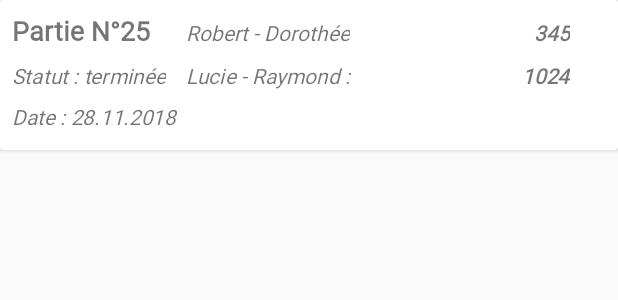
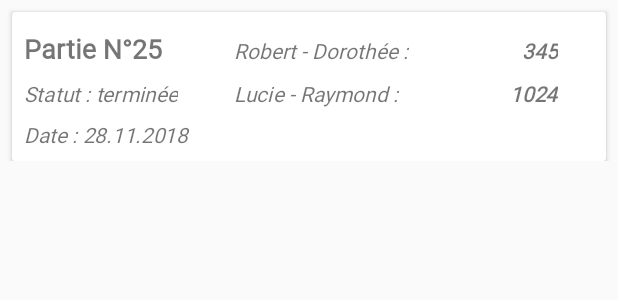
Before and after one commit to ticou973/beloteskor, an Android app: the layout list_item_parties.xml on its own in the app's theme, with its tools: preview values and no code run, on a phone screen of 412 x 824 dp. Shown: the top 300 px of the screen. Run offline under Robolectric (Android 15) with nearby library versions, the phone set to English and light mode, and no system bars.

Commit message:
fin des ui et logic des 2 fragments players et statistics - première version

```diff
--- a/app/src/main/java/com/skor/beloteskor/MainActivity.java
+++ b/app/src/main/java/com/skor/beloteskor/MainActivity.java
@@ -197,7 +197,9 @@
 
             case R.id.reset_db:
 
-                MainActivity.beloteSkorDb.joueurDao().deleteAll();
+                beloteSkorDb.joueurDao().deleteAll();
+                beloteSkorDb.partieDao().deleteAll();
+                beloteSkorDb.donneDao().deleteAll();
 
                 return true;
 
--- a/app/src/main/java/com/skor/beloteskor/Model_DB/MainDb/AppDatabase.java
+++ b/app/src/main/java/com/skor/beloteskor/Model_DB/MainDb/AppDatabase.java
@@ -11,15 +11,13 @@
  */
 
 
-@Database(entities ={Partie.class, Joueur.class, Equipe.class, Donne.class }, version = 4, exportSchema = false)
+@Database(entities ={Partie.class, Joueur.class, Equipe.class, Donne.class }, version = 5, exportSchema = false)
 @TypeConverters({Converters.class})
 
 public abstract class AppDatabase extends RoomDatabase {
-
 
     public abstract PartieDao partieDao();
     public abstract JoueurDao joueurDao();
     public abstract DonneDao donneDao();
     public abstract EquipeDao equipeDao();
-
 }
--- a/app/src/main/java/com/skor/beloteskor/Model_DB/MainDb/DonneDao.java
+++ b/app/src/main/java/com/skor/beloteskor/Model_DB/MainDb/DonneDao.java
@@ -38,4 +38,7 @@
     @Update
     void updateDonne(Donne donne);
 
+    @Query("DELETE FROM donne")
+    void deleteAll();
+
 }
--- a/app/src/main/java/com/skor/beloteskor/Model_DB/MainDb/Partie.java
+++ b/app/src/main/java/com/skor/beloteskor/Model_DB/MainDb/Partie.java
@@ -44,6 +44,8 @@
     @ColumnInfo(name="etat_partie")
     private boolean partieterminee;
 
+    /*@ColumnInfo(name = "timestamp_partie")
+    private String timeStampPartie;*/
 
 
     //Méthodes constructeurs
--- a/app/src/main/java/com/skor/beloteskor/Model_DB/MainDb/PartieDao.java
+++ b/app/src/main/java/com/skor/beloteskor/Model_DB/MainDb/PartieDao.java
@@ -33,7 +33,7 @@
     @Update
     void updatePartie(Partie partie);
 
-    /*@Query("SELECT * FROM partie WHERE nom_joueur1 IN (:nomJoueur)")
-    List<Partie> loadPartiesByJoueur(String nomJoueur);*/
+    @Query("DELETE FROM partie")
+    void deleteAll();
 
 }
--- a/app/src/main/java/com/skor/beloteskor/Players/PlayersFragment.java
+++ b/app/src/main/java/com/skor/beloteskor/Players/PlayersFragment.java
@@ -45,6 +45,7 @@
         this.context = context;
     }
 
+    //todo gérer le cas de départ "pas de joueurs"
     @Override
     public void onCreate(@Nullable Bundle savedInstanceState) {
         super.onCreate(savedInstanceState);
--- a/app/src/main/java/com/skor/beloteskor/Statistics/StatisticsFragment.java
+++ b/app/src/main/java/com/skor/beloteskor/Statistics/StatisticsFragment.java
@@ -53,7 +53,7 @@
 
     }
 
-
+//todo gérer le cas de départ "pas de parties
 
     @Override
     public View onCreateView(LayoutInflater inflater, ViewGroup container,
--- a/app/src/main/java/com/skor/beloteskor/Statistics/StatisticsViewHolder.java
+++ b/app/src/main/java/com/skor/beloteskor/Statistics/StatisticsViewHolder.java
@@ -40,7 +40,7 @@
 
     public void setTextEquipeB(String eqB){
 
-        equipeA.setText(eqB);
+        equipeB.setText(eqB);
     }
 
 
@@ -51,7 +51,7 @@
 
     public void setTextScoreEquipeB(String scEqB){
 
-        scoreEquipeA.setText(scEqB);
+        scoreEquipeB.setText(scEqB);
     }
 
     public void setTextDate(String datePartie){
--- a/app/src/main/res/layout/fragment_players.xml
+++ b/app/src/main/res/layout/fragment_players.xml
@@ -8,5 +8,6 @@
     <android.support.v7.widget.RecyclerView
         android:id="@+id/recyclerview_players"
         android:layout_width="match_parent"
-        android:layout_height="wrap_content" />
+        android:layout_height="wrap_content"
+        android:background="@color/colorGreyBackground" />
 </android.support.constraint.ConstraintLayout>
--- a/app/src/main/res/layout/fragment_statistics.xml
+++ b/app/src/main/res/layout/fragment_statistics.xml
@@ -9,5 +9,6 @@
     <android.support.v7.widget.RecyclerView
         android:id="@+id/recyclerview_parties"
         android:layout_width="match_parent"
-        android:layout_height="match_parent" />
+        android:layout_height="match_parent"
+        android:background="@color/colorGreyBackground" />
 </FrameLayout>
--- a/app/src/main/res/layout/list_item_parties.xml
+++ b/app/src/main/res/layout/list_item_parties.xml
@@ -1,13 +1,24 @@
 <?xml version="1.0" encoding="utf-8"?>
-<android.support.v7.widget.CardView xmlns:android="http://schemas.android.com/apk/res/android"
+<android.support.constraint.ConstraintLayout xmlns:android="http://schemas.android.com/apk/res/android"
     xmlns:app="http://schemas.android.com/apk/res-auto"
     xmlns:tools="http://schemas.android.com/tools"
     android:layout_width="match_parent"
-    android:layout_height="100dp">
+    android:layout_height="wrap_content">
+
+    <android.support.v7.widget.CardView
+        android:layout_width="match_parent"
+        android:layout_height="wrap_content"
+        android:layout_marginStart="8dp"
+        android:layout_marginTop="8dp"
+        android:layout_marginEnd="8dp"
+        app:layout_constraintEnd_toEndOf="parent"
+        app:layout_constraintStart_toStartOf="parent"
+        app:layout_constraintTop_toTopOf="parent">
 
         <android.support.constraint.ConstraintLayout
             android:layout_width="match_parent"
-        android:layout_height="match_parent">
+            android:layout_height="wrap_content"
+            android:layout_marginTop="4dp">
 
             <TextView
                 android:id="@+id/tv_numero_partie"
@@ -38,9 +49,9 @@
                 android:id="@+id/tv_equipeA"
                 android:layout_width="wrap_content"
                 android:layout_height="wrap_content"
-            android:layout_marginStart="24dp"
+                android:layout_marginStart="48dp"
                 android:fontFamily="@font/roboto"
-            android:text="Robert - Dorothée"
+                android:text="Robert - Dorothée :"
                 android:textStyle="italic"
                 app:layout_constraintBaseline_toBaselineOf="@+id/tv_numero_partie"
                 app:layout_constraintStart_toEndOf="@+id/tv_numero_partie" />
@@ -60,7 +71,7 @@
                 android:id="@+id/tv_equipeB"
                 android:layout_width="wrap_content"
                 android:layout_height="wrap_content"
-            android:layout_marginStart="24dp"
+                android:layout_marginStart="48dp"
                 android:fontFamily="@font/roboto"
                 android:text="Lucie - Raymond :"
                 android:textStyle="italic"
@@ -84,10 +95,13 @@
                 android:layout_height="wrap_content"
                 android:layout_marginStart="8dp"
                 android:layout_marginTop="8dp"
+                android:layout_marginBottom="8dp"
                 android:fontFamily="@font/roboto"
                 android:text="Date : 28.11.2018"
                 android:textStyle="italic"
+                app:layout_constraintBottom_toBottomOf="parent"
                 app:layout_constraintStart_toStartOf="parent"
                 app:layout_constraintTop_toBottomOf="@+id/tv_statut" />
         </android.support.constraint.ConstraintLayout>
     </android.support.v7.widget.CardView>
+</android.support.constraint.ConstraintLayout>
--- a/app/src/main/res/values/colors.xml
+++ b/app/src/main/res/values/colors.xml
@@ -13,4 +13,5 @@
     <color name="color_accent2_dark">#c8b900</color>
     <color name="color_accent2_light">#ffff72</color>
     <color name="whiteapp">#ffffff</color>
+    <color name="colorGreyBackground">#eeeeee</color>
 </resources>
```
Also changed, not shown: app/src/main/java/com/skor/beloteskor/Players/PlayerAdapter.java (+5 -14 lines), app/src/main/java/com/skor/beloteskor/Players/PlayerViewHolder.java (+1 -6 lines), app/src/main/java/com/skor/beloteskor/Statistics/StatisticsAdapter.java (+10 -9 lines), app/src/main/res/layout/list_item_players.xml (+3 -25 lines). Lines whose indentation alone changed are shown as unchanged.
